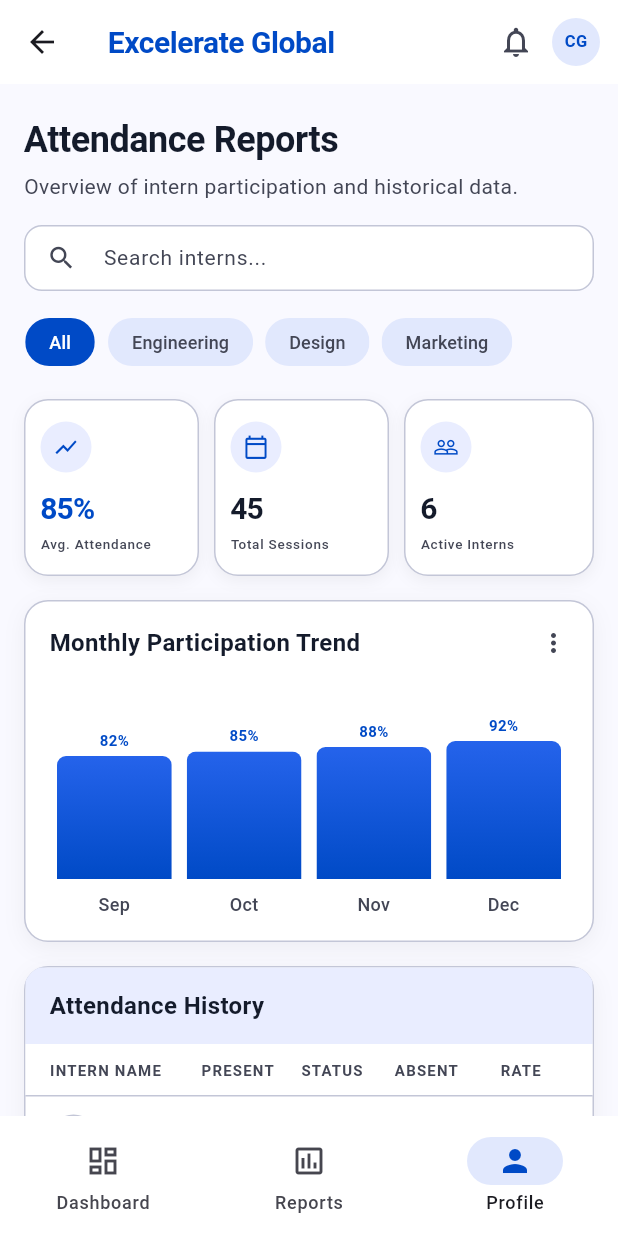
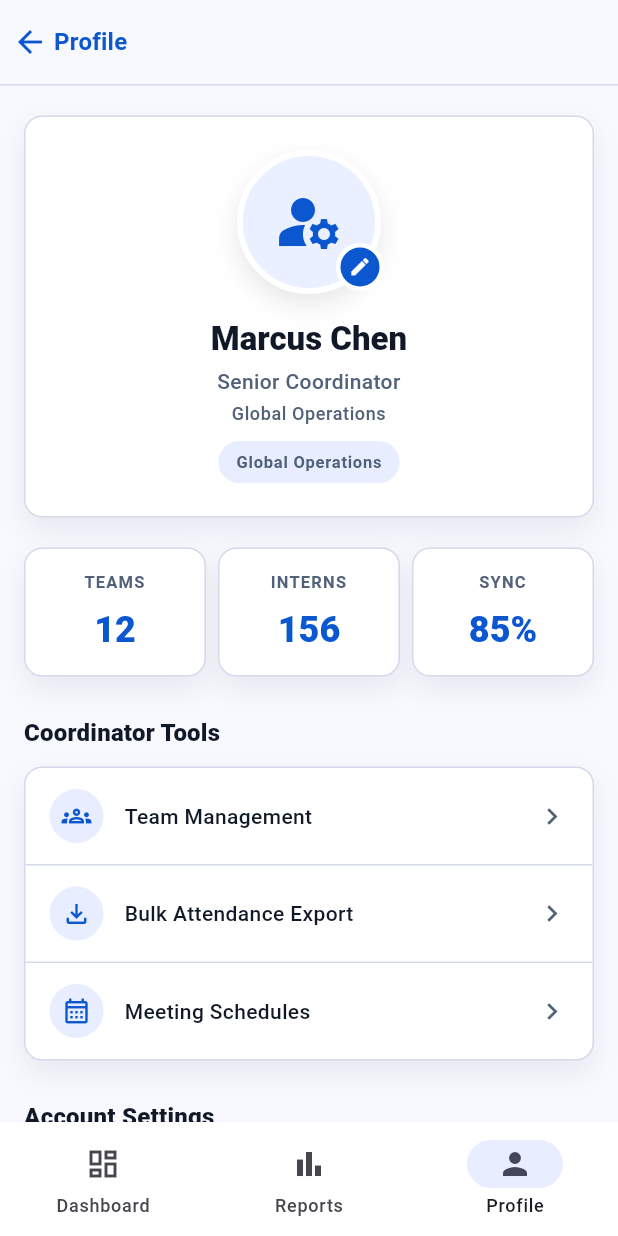
Before and after one commit to CynthiaJC/SLU_Attendance_App, a Flutter app: the CoordinatorScreenReport screen opened directly, item 3 of the bottom bar chosen, on a phone screen of 412 x 824 dp. Run offline on Flutter 3.47's test engine with Material 3 defaults, Android fonts, the phone set to English and light mode, and no system bars.

Commit message:
Reintegrate profile screens with latest main

```diff
--- a/lib/screens/coordinator_dashboard.dart
+++ b/lib/screens/coordinator_dashboard.dart
@@ -1,4 +1,5 @@
 import 'package:flutter/material.dart';
+import 'coordinator_profile_screen.dart';
 import 'coordinator_screen_report.dart';
 
 class CoordinatorDashboard extends StatefulWidget {
@@ -86,7 +87,12 @@
                 MaterialPageRoute(builder: (context) => const CoordinatorScreenReport()),
               );
             }
-            // TODO: add Profile screen navigation once it exists
+            if (index == 2) {
+              Navigator.push(
+                context,
+                MaterialPageRoute(builder: (context) => const CoordinatorProfileScreen()),
+              );
+            }
 
           },
 
--- /dev/null
+++ b/lib/screens/coordinator_profile_screen.dart
@@ -0,0 +1,80 @@
+import 'package:flutter/material.dart';
+
+import '../widgets/profile_widgets.dart';
+
+class CoordinatorProfileScreen extends StatelessWidget {
+  const CoordinatorProfileScreen({super.key});
+
+  @override
+  Widget build(BuildContext context) {
+    return const ProfileScaffold(
+      bottomNavigationBar: ProfileBottomNavigationBar(),
+      children: [
+        ProfileHeader(
+          name: 'Marcus Chen',
+          primaryLine: 'Senior Coordinator',
+          secondaryLine: 'Global Operations',
+          badge: 'Global Operations',
+          inCard: true,
+          icon: Icons.manage_accounts,
+        ),
+        SizedBox(height: 20),
+        Row(
+          children: [
+            ProfileStatisticCard(label: 'Teams', value: '12'),
+            SizedBox(width: 8),
+            ProfileStatisticCard(label: 'Interns', value: '156'),
+            SizedBox(width: 8),
+            ProfileStatisticCard(label: 'Sync', value: '85%'),
+          ],
+        ),
+        SizedBox(height: 20),
+        ProfileSectionHeader('Coordinator Tools'),
+        ProfileTileGroup(
+          children: [
+            ProfileSettingTile(
+              icon: Icons.groups_outlined,
+              title: 'Team Management',
+            ),
+            ProfileSettingTile(
+              icon: Icons.file_download_outlined,
+              title: 'Bulk Attendance Export',
+            ),
+            ProfileSettingTile(
+              icon: Icons.calendar_month_outlined,
+              title: 'Meeting Schedules',
+            ),
+          ],
+        ),
+        SizedBox(height: 20),
+        ProfileSectionHeader('Account Settings'),
+        ProfileTileGroup(
+          children: [
+            ProfileSettingTile(
+              icon: Icons.notifications_none,
+              title: 'Notification Preferences',
+            ),
+            ProfileSettingTile(
+              icon: Icons.privacy_tip_outlined,
+              title: 'Privacy Settings',
+            ),
+            ProfileSettingTile(icon: Icons.help_outline, title: 'Help Center'),
+          ],
+        ),
+        SizedBox(height: 24),
+        ProfileLogoutButton(),
+        SizedBox(height: 18),
+        Center(
+          child: Text(
+            'v1.0',
+            style: TextStyle(
+              color: profileTextSecondary,
+              fontSize: 12,
+              fontWeight: FontWeight.w500,
+            ),
+          ),
+        ),
+      ],
+    );
+  }
+}
--- a/lib/screens/coordinator_screen_report.dart
+++ b/lib/screens/coordinator_screen_report.dart
@@ -1,4 +1,6 @@
 import 'package:flutter/material.dart';
+
+import 'coordinator_profile_screen.dart';
 
 // ---------------------------------------------------------------------------
 // Data model
@@ -628,7 +630,17 @@
       surfaceTintColor: Colors.transparent,
       elevation: 4,
       selectedIndex: _bottomNavIndex,
-      onDestinationSelected: (i) => setState(() => _bottomNavIndex = i),
+      onDestinationSelected: (i) {
+        setState(() => _bottomNavIndex = i);
+        if (i == 2) {
+          Navigator.push(
+            context,
+            MaterialPageRoute(
+              builder: (context) => const CoordinatorProfileScreen(),
+            ),
+          );
+        }
+      },
       indicatorColor: _surfaceContainerHigh,
       destinations: const [
         NavigationDestination(
--- /dev/null
+++ b/lib/screens/intern_profile_screen.dart
@@ -0,0 +1,69 @@
+import 'package:flutter/material.dart';
+
+import '../widgets/profile_widgets.dart';
+
+class InternProfileScreen extends StatelessWidget {
+  const InternProfileScreen({super.key});
+
+  @override
+  Widget build(BuildContext context) {
+    return const ProfileScaffold(
+      bottomNavigationBar: ProfileBottomNavigationBar(),
+      children: [
+        ProfileHeader(
+          name: 'Amara Okafor',
+          primaryLine: 'Engineering Intern • Product Development',
+          icon: Icons.person,
+        ),
+        ProfileSectionHeader('Personal Information'),
+        ProfileTileGroup(
+          children: [
+            ProfileInfoTile(
+              icon: Icons.email_outlined,
+              label: 'Email Address',
+              value: 'amara.okafor@excelerateglobal.com',
+            ),
+            ProfileInfoTile(
+              icon: Icons.phone_outlined,
+              label: 'Phone Number',
+              value: '+1 (555) 012-3456',
+            ),
+            ProfileInfoTile(
+              icon: Icons.badge_outlined,
+              label: 'Internship ID',
+              value: 'EG-2024-00892',
+            ),
+          ],
+        ),
+        SizedBox(height: 20),
+        ProfileSectionHeader('Account Settings'),
+        ProfileTileGroup(
+          children: [
+            ProfileSettingTile(
+              icon: Icons.notifications_none,
+              title: 'Notification Preferences',
+            ),
+            ProfileSettingTile(
+              icon: Icons.lock_outline,
+              title: 'Privacy Settings',
+            ),
+            ProfileSettingTile(icon: Icons.help_outline, title: 'Help Center'),
+          ],
+        ),
+        SizedBox(height: 34),
+        ProfileLogoutButton(),
+        SizedBox(height: 18),
+        Center(
+          child: Text(
+            'v1.0',
+            style: TextStyle(
+              color: profileTextSecondary,
+              fontSize: 12,
+              fontWeight: FontWeight.w500,
+            ),
+          ),
+        ),
+      ],
+    );
+  }
+}
--- a/lib/screens/login_screen.dart
+++ b/lib/screens/login_screen.dart
@@ -1,6 +1,7 @@
 import 'package:flutter/cupertino.dart';
 import 'package:flutter/material.dart';
 import 'coordinator_dashboard.dart';
+import 'intern_profile_screen.dart';
 
 class LoginScreen extends StatefulWidget {
   const LoginScreen({super.key});
@@ -47,8 +48,12 @@
             context,
             MaterialPageRoute(builder: (context) => const CoordinatorDashboard()),
           );
+        } else {
+          Navigator.pushReplacement(
+            context,
+            MaterialPageRoute(builder: (context) => const InternProfileScreen()),
+          );
         }
-        // TODO: add InternDashboard navigation here once it exists
       } else {
         ScaffoldMessenger.of(context).showSnackBar(
           const SnackBar(content: Text('Invalid credentials. Use the pre-filled test login.')),
--- /dev/null
+++ b/lib/widgets/profile_widgets.dart
@@ -0,0 +1,483 @@
+import 'package:flutter/material.dart';
+
+const Color profilePrimaryBlue = Color(0xFF0B57D0);
+const Color profileBackground = Color(0xFFF8F8FF);
+const Color profileTextPrimary = Color(0xFF111827);
+const Color profileTextSecondary = Color(0xFF52617A);
+const Color profileBorder = Color(0xFFD4DAEA);
+const Color profileIconSurface = Color(0xFFE8EEFF);
+
+class ProfileScaffold extends StatelessWidget {
+  const ProfileScaffold({
+    super.key,
+    required this.children,
+    this.bottomNavigationBar,
+  });
+
+  final List<Widget> children;
+  final Widget? bottomNavigationBar;
+
+  @override
+  Widget build(BuildContext context) {
+    return Scaffold(
+      backgroundColor: profileBackground,
+      appBar: AppBar(
+        backgroundColor: profileBackground,
+        surfaceTintColor: profileBackground,
+        elevation: 0,
+        scrolledUnderElevation: 0,
+        leadingWidth: 36,
+        leading: IconButton(
+          onPressed: () => Navigator.maybePop(context),
+          icon: const Icon(Icons.arrow_back),
+          color: profilePrimaryBlue,
+          tooltip: 'Back',
+        ),
+        titleSpacing: 0,
+        title: Text(
+          'Profile',
+          style: Theme.of(context).textTheme.titleMedium?.copyWith(
+            color: profilePrimaryBlue,
+            fontWeight: FontWeight.w700,
+          ),
+        ),
+        bottom: const PreferredSize(
+          preferredSize: Size.fromHeight(1),
+          child: Divider(height: 1, color: profileBorder),
+        ),
+      ),
+      body: SafeArea(
+        child: SingleChildScrollView(
+          padding: const EdgeInsets.fromLTRB(16, 20, 16, 28),
+          child: Center(
+            child: ConstrainedBox(
+              constraints: const BoxConstraints(maxWidth: 430),
+              child: Column(
+                crossAxisAlignment: CrossAxisAlignment.stretch,
+                children: children,
+              ),
+            ),
+          ),
+        ),
+      ),
+      bottomNavigationBar: bottomNavigationBar,
+    );
+  }
+}
+
+class ProfileHeader extends StatelessWidget {
+  const ProfileHeader({
+    super.key,
+    required this.name,
+    required this.primaryLine,
+    this.secondaryLine,
+    this.badge,
+    this.inCard = false,
+    required this.icon,
+  });
+
+  final String name;
+  final String primaryLine;
+  final String? secondaryLine;
+  final String? badge;
+  final bool inCard;
+  final IconData icon;
+
+  @override
+  Widget build(BuildContext context) {
+    final content = Column(
+      children: [
+        Stack(
+          clipBehavior: Clip.none,
+          children: [
+            Container(
+              width: 96,
+              height: 96,
+              decoration: BoxDecoration(
+                shape: BoxShape.circle,
+                color: const Color(0xFFEAF0FF),
+                border: Border.all(color: Colors.white, width: 4),
+                boxShadow: const [
+                  BoxShadow(
+                    color: Color(0x1A0F172A),
+                    blurRadius: 14,
+                    offset: Offset(0, 7),
+                  ),
+                ],
+              ),
+              child: Icon(icon, size: 48, color: profilePrimaryBlue),
+            ),
+            Positioned(
+              right: -2,
+              bottom: 2,
+              child: Container(
+                width: 32,
+                height: 32,
+                decoration: BoxDecoration(
+                  color: profilePrimaryBlue,
+                  shape: BoxShape.circle,
+                  border: Border.all(color: Colors.white, width: 3),
+                ),
+                child: const Icon(Icons.edit, size: 15, color: Colors.white),
+              ),
+            ),
+          ],
+        ),
+        const SizedBox(height: 16),
+        Text(
+          name,
+          textAlign: TextAlign.center,
+          style: Theme.of(context).textTheme.titleLarge?.copyWith(
+            color: profileTextPrimary,
+            fontWeight: FontWeight.w800,
+          ),
+        ),
+        const SizedBox(height: 4),
+        Text(
+          primaryLine,
+          textAlign: TextAlign.center,
+          style: Theme.of(context).textTheme.bodyMedium?.copyWith(
+            color: profileTextSecondary,
+            fontWeight: FontWeight.w500,
+          ),
+        ),
+        if (secondaryLine != null) ...[
+          const SizedBox(height: 4),
+          Text(
+            secondaryLine!,
+            textAlign: TextAlign.center,
+            style: Theme.of(context).textTheme.bodySmall?.copyWith(
+              color: profileTextSecondary,
+              fontWeight: FontWeight.w500,
+            ),
+          ),
+        ],
+        if (badge != null) ...[
+          const SizedBox(height: 10),
+          Container(
+            padding: const EdgeInsets.symmetric(horizontal: 12, vertical: 6),
+            decoration: BoxDecoration(
+              color: profileIconSurface,
+              borderRadius: BorderRadius.circular(999),
+            ),
+            child: Text(
+              badge!,
+              style: Theme.of(context).textTheme.labelSmall?.copyWith(
+                color: profileTextSecondary,
+                fontWeight: FontWeight.w700,
+              ),
+            ),
+          ),
+        ],
+      ],
+    );
+
+    if (!inCard) {
+      return Padding(
+        padding: const EdgeInsets.only(top: 8, bottom: 28),
+        child: content,
+      );
+    }
+
+    return ProfileCard(
+      padding: const EdgeInsets.fromLTRB(16, 22, 16, 22),
+      child: content,
+    );
+  }
+}
+
+class ProfileSectionHeader extends StatelessWidget {
+  const ProfileSectionHeader(this.title, {super.key});
+
+  final String title;
+
+  @override
+  Widget build(BuildContext context) {
+    return Padding(
+      padding: const EdgeInsets.only(top: 6, bottom: 10),
+      child: Text(
+        title,
+        style: Theme.of(context).textTheme.titleMedium?.copyWith(
+          color: profileTextPrimary,
+          fontWeight: FontWeight.w800,
+        ),
+      ),
+    );
+  }
+}
+
+class ProfileCard extends StatelessWidget {
+  const ProfileCard({
+    super.key,
+    required this.child,
+    this.padding = EdgeInsets.zero,
+  });
+
+  final Widget child;
+  final EdgeInsetsGeometry padding;
+
+  @override
+  Widget build(BuildContext context) {
+    return Container(
+      decoration: BoxDecoration(
+        color: Colors.white,
+        borderRadius: BorderRadius.circular(12),
+        border: Border.all(color: profileBorder),
+        boxShadow: const [
+          BoxShadow(
+            color: Color(0x120F172A),
+            blurRadius: 16,
+            offset: Offset(0, 8),
+          ),
+        ],
+      ),
+      child: Padding(padding: padding, child: child),
+    );
+  }
+}
+
+class ProfileInfoTile extends StatelessWidget {
+  const ProfileInfoTile({
+    super.key,
+    required this.icon,
+    required this.label,
+    required this.value,
+  });
+
+  final IconData icon;
+  final String label;
+  final String value;
+
+  @override
+  Widget build(BuildContext context) {
+    return _ProfileTileBase(
+      icon: icon,
+      iconColor: profilePrimaryBlue,
+      label: label,
+      value: value,
+    );
+  }
+}
+
+class ProfileSettingTile extends StatelessWidget {
+  const ProfileSettingTile({
+    super.key,
+    required this.icon,
+    required this.title,
+    this.onTap,
+  });
+
+  final IconData icon;
+  final String title;
+  final VoidCallback? onTap;
+
+  @override
+  Widget build(BuildContext context) {
+    return Material(
+      color: Colors.transparent,
+      child: InkWell(
+        onTap: onTap,
+        child: _ProfileTileBase(
+          icon: icon,
+          iconColor: profilePrimaryBlue,
+          value: title,
+          trailing: const Icon(
+            Icons.chevron_right,
+            color: profileTextSecondary,
+            size: 22,
+          ),
+        ),
+      ),
+    );
+  }
+}
+
+class ProfileStatisticCard extends StatelessWidget {
+  const ProfileStatisticCard({
+    super.key,
+    required this.label,
+    required this.value,
+  });
+
+  final String label;
+  final String value;
+
+  @override
+  Widget build(BuildContext context) {
+    return Expanded(
+      child: ProfileCard(
+        padding: const EdgeInsets.symmetric(horizontal: 8, vertical: 14),
+        child: Column(
+          children: [
+            Text(
+              label.toUpperCase(),
+              textAlign: TextAlign.center,
+              style: Theme.of(context).textTheme.labelSmall?.copyWith(
+                color: profileTextSecondary,
+                fontWeight: FontWeight.w700,
+                letterSpacing: 0.8,
+              ),
+            ),
+            const SizedBox(height: 8),
+            FittedBox(
+              fit: BoxFit.scaleDown,
+              child: Text(
+                value,
+                style: Theme.of(context).textTheme.headlineSmall?.copyWith(
+                  color: profilePrimaryBlue,
+                  fontWeight: FontWeight.w800,
+                ),
+              ),
+            ),
+          ],
+        ),
+      ),
+    );
+  }
+}
+
+class ProfileLogoutButton extends StatelessWidget {
+  const ProfileLogoutButton({super.key, this.onPressed});
+
+  final VoidCallback? onPressed;
+
+  @override
+  Widget build(BuildContext context) {
+    return SizedBox(
+      height: 54,
+      child: FilledButton.icon(
+        onPressed: onPressed ?? () => Navigator.maybePop(context),
+        icon: const Icon(Icons.logout, size: 20),
+        label: const Text('Log Out'),
+        style: FilledButton.styleFrom(
+          backgroundColor: const Color(0xFFFFD8D3),
+          foregroundColor: const Color(0xFFD91515),
+          textStyle: Theme.of(
+            context,
+          ).textTheme.titleMedium?.copyWith(fontWeight: FontWeight.w800),
+          shape: RoundedRectangleBorder(
+            borderRadius: BorderRadius.circular(12),
+          ),
+        ),
+      ),
+    );
+  }
+}
+
+class ProfileBottomNavigationBar extends StatelessWidget {
+  const ProfileBottomNavigationBar({super.key});
+
+  @override
+  Widget build(BuildContext context) {
+    return NavigationBar(
+      selectedIndex: 2,
+      height: 76,
+      backgroundColor: Colors.white,
+      surfaceTintColor: Colors.white,
+      indicatorColor: profileIconSurface,
+      labelBehavior: NavigationDestinationLabelBehavior.alwaysShow,
+      destinations: const [
+        NavigationDestination(
+          icon: Icon(Icons.dashboard_outlined),
+          selectedIcon: Icon(Icons.dashboard),
+          label: 'Dashboard',
+        ),
+        NavigationDestination(
+          icon: Icon(Icons.bar_chart_outlined),
+          selectedIcon: Icon(Icons.bar_chart),
+          label: 'Reports',
+        ),
+        NavigationDestination(
+          icon: Icon(Icons.person_outline),
+          selectedIcon: Icon(Icons.person),
+          label: 'Profile',
+        ),
+      ],
+      onDestinationSelected: (_) {},
+    );
+  }
+}
+
+class ProfileTileGroup extends StatelessWidget {
+  const ProfileTileGroup({super.key, required this.children});
+
+  final List<Widget> children;
+
+  @override
+  Widget build(BuildContext context) {
+    return ProfileCard(
+      child: Column(
+        children: [
+          for (var index = 0; index < children.length; index++) ...[
+            children[index],
+            if (index != children.length - 1)
+              const Divider(height: 1, color: profileBorder),
+          ],
+        ],
+      ),
+    );
+  }
+}
+
+class _ProfileTileBase extends StatelessWidget {
+  const _ProfileTileBase({
+    required this.icon,
+    required this.iconColor,
+    required this.value,
+    this.label,
+    this.trailing,
+  });
+
+  final IconData icon;
+  final Color iconColor;
+  final String value;
+  final String? label;
+  final Widget? trailing;
+
+  @override
+  Widget build(BuildContext context) {
+    return Padding(
+      padding: const EdgeInsets.symmetric(horizontal: 16, vertical: 14),
+      child: Row(
+        children: [
+          Container(
+            width: 36,
+            height: 36,
+            decoration: const BoxDecoration(
+              color: profileIconSurface,
+              shape: BoxShape.circle,
+            ),
+            child: Icon(icon, size: 20, color: iconColor),
+          ),
+          const SizedBox(width: 14),
+          Expanded(
+            child: Column(
+              crossAxisAlignment: CrossAxisAlignment.start,
+              children: [
+                if (label != null) ...[
+                  Text(
+                    label!,
+                    style: Theme.of(context).textTheme.labelSmall?.copyWith(
+                      color: profileTextSecondary,
+                      fontWeight: FontWeight.w600,
+                      letterSpacing: 0.4,
+                    ),
+                  ),
+                  const SizedBox(height: 3),
+                ],
+                Text(
+                  value,
+                  style: Theme.of(context).textTheme.bodyMedium?.copyWith(
+                    color: profileTextPrimary,
+                    fontWeight: FontWeight.w500,
+                  ),
+                ),
+              ],
+            ),
+          ),
+          ?trailing,
+        ],
+      ),
+    );
+  }
+}
```
Also changed, not shown: 12 other files.
